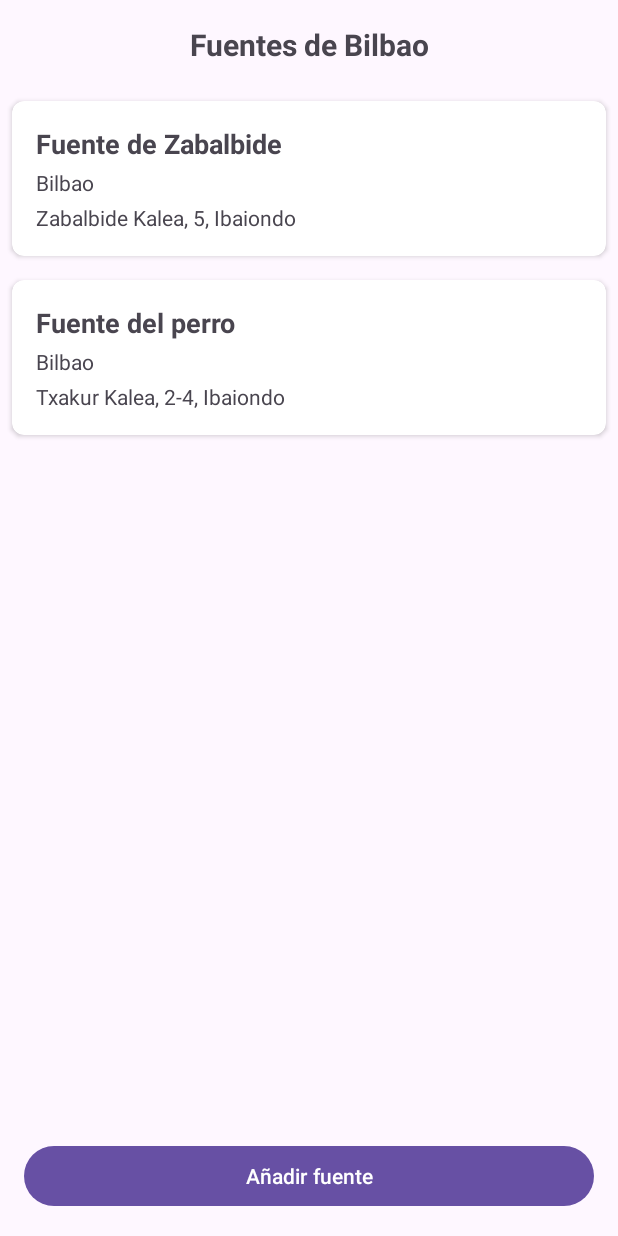
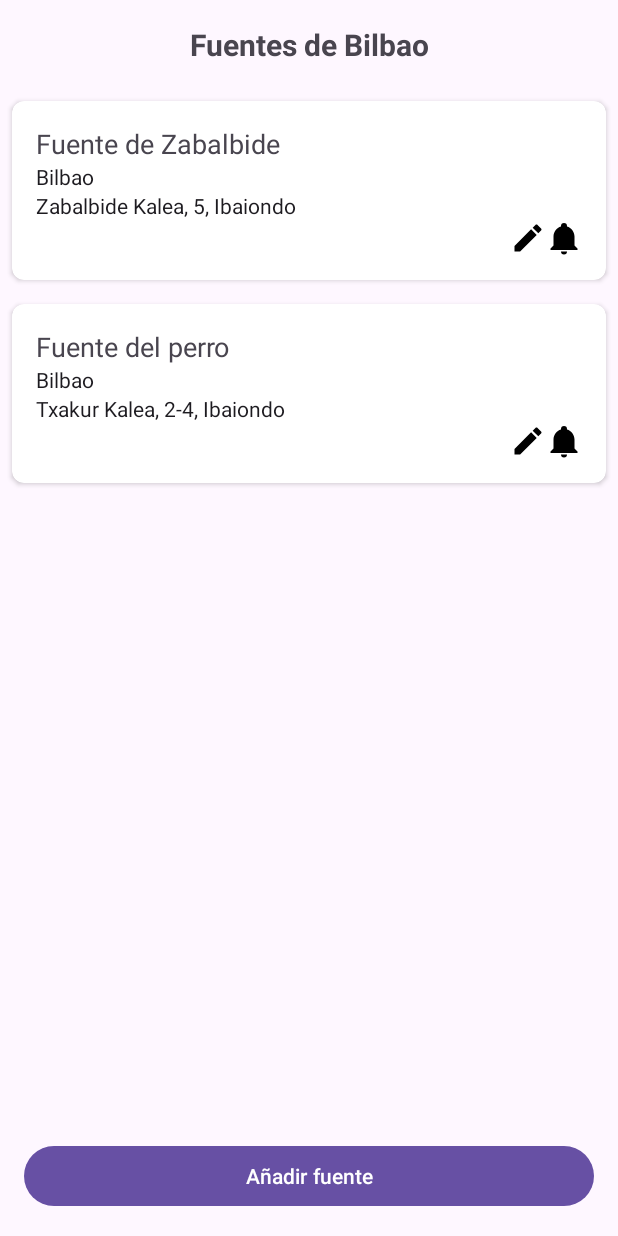
Before and after one commit to Foxo10/Wikifont, an Android app: the screen it shows after launch (FuentesActivity), after a tap on "Bilbao", on a phone screen of 412 x 824 dp. Run offline under Robolectric (Android 15) with nearby library versions, the phone set to English and light mode, and no system bars; our stand-ins replace Room's generated code.

Commit message:
añadiendo funcionalidades y dialogs: editar fuente y añadir fuente notificacion

```diff
--- a/app/src/main/java/com/example/wikifountains/AppDatabase.java
+++ b/app/src/main/java/com/example/wikifountains/AppDatabase.java
@@ -23,7 +23,7 @@ public abstract class AppDatabase extends RoomDatabase {
     public static synchronized AppDatabase getInstance(Context context) {
         if (instance == null) {
             // Eliminar la base de datos existente
-            deleteDatabase(context);
+            // deleteDatabase(context);
 
             instance = Room.databaseBuilder(context.getApplicationContext(),
                             AppDatabase.class, "fuentes_database")
--- /dev/null
+++ b/app/src/main/res/drawable/ic_edit.xml
@@ -0,0 +1 @@
+<!-- drawable/pencil.xml --><vector xmlns:android="http://schemas.android.com/apk/res/android" android:height="24dp" android:width="24dp" android:viewportWidth="24" android:viewportHeight="24"><path android:fillColor="#000000" android:pathData="M20.71,7.04C21.1,6.65 21.1,6 20.71,5.63L18.37,3.29C18,2.9 17.35,2.9 16.96,3.29L15.12,5.12L18.87,8.87M3,17.25V21H6.75L17.81,9.93L14.06,6.18L3,17.25Z" /></vector>
--- /dev/null
+++ b/app/src/main/res/drawable/ic_notification.xml
@@ -0,0 +1 @@
+<!-- drawable/bell.xml --><vector xmlns:android="http://schemas.android.com/apk/res/android" android:height="24dp" android:width="24dp" android:viewportWidth="24" android:viewportHeight="24"><path android:fillColor="#000000" android:pathData="M21,19V20H3V19L5,17V11C5,7.9 7.03,5.17 10,4.29C10,4.19 10,4.1 10,4A2,2 0 0,1 12,2A2,2 0 0,1 14,4C14,4.1 14,4.19 14,4.29C16.97,5.17 19,7.9 19,11V17L21,19M14,21A2,2 0 0,1 12,23A2,2 0 0,1 10,21" /></vector>
--- a/app/src/main/res/layout/item_fuente.xml
+++ b/app/src/main/res/layout/item_fuente.xml
@@ -1,13 +1,10 @@
 <?xml version="1.0" encoding="utf-8"?>
-<androidx.cardview.widget.CardView
-    xmlns:android="http://schemas.android.com/apk/res/android"
+<androidx.cardview.widget.CardView xmlns:android="http://schemas.android.com/apk/res/android"
+    xmlns:card_view="http://schemas.android.com/apk/res-auto"
     android:layout_width="match_parent"
     android:layout_height="wrap_content"
-    xmlns:app="http://schemas.android.com/apk/res-auto"
     android:layout_margin="8dp"
-    android:elevation="8dp"
-    android:background="@android:color/white"
-    app:cardCornerRadius="8dp">
+    card_view:cardCornerRadius="8dp">
 
     <LinearLayout
         android:layout_width="match_parent"
@@ -19,24 +16,42 @@
             android:id="@+id/textViewNombre"
             android:layout_width="wrap_content"
             android:layout_height="wrap_content"
-            android:text="Nombre de la fuente"
-            android:textSize="18sp"
-            android:textStyle="bold" />
+            android:text="Nombre"
+            android:textAppearance="@style/TextAppearance.AppCompat.Medium" />
 
         <TextView
             android:id="@+id/textViewLocalidad"
             android:layout_width="wrap_content"
             android:layout_height="wrap_content"
-            android:layout_marginTop="4dp"
             android:text="Localidad"
-            android:textSize="14sp" />
+            android:textAppearance="@style/TextAppearance.AppCompat.Body1" />
 
         <TextView
             android:id="@+id/textViewCalle"
             android:layout_width="wrap_content"
             android:layout_height="wrap_content"
-            android:layout_marginTop="4dp"
             android:text="Calle"
-            android:textSize="14sp" />
+            android:textAppearance="@style/TextAppearance.AppCompat.Body1" />
+
+        <LinearLayout
+            android:layout_width="match_parent"
+            android:layout_height="wrap_content"
+            android:orientation="horizontal"
+            android:gravity="end">
+
+            <ImageView
+                android:id="@+id/imageViewEdit"
+                android:layout_width="wrap_content"
+                android:layout_height="wrap_content"
+                android:src="@drawable/ic_edit"
+                android:contentDescription="Editar" />
+
+            <ImageView
+                android:id="@+id/imageViewNotify"
+                android:layout_width="wrap_content"
+                android:layout_height="wrap_content"
+                android:src="@drawable/ic_notification"
+                android:contentDescription="Notificar" />
+        </LinearLayout>
     </LinearLayout>
 </androidx.cardview.widget.CardView>
```
